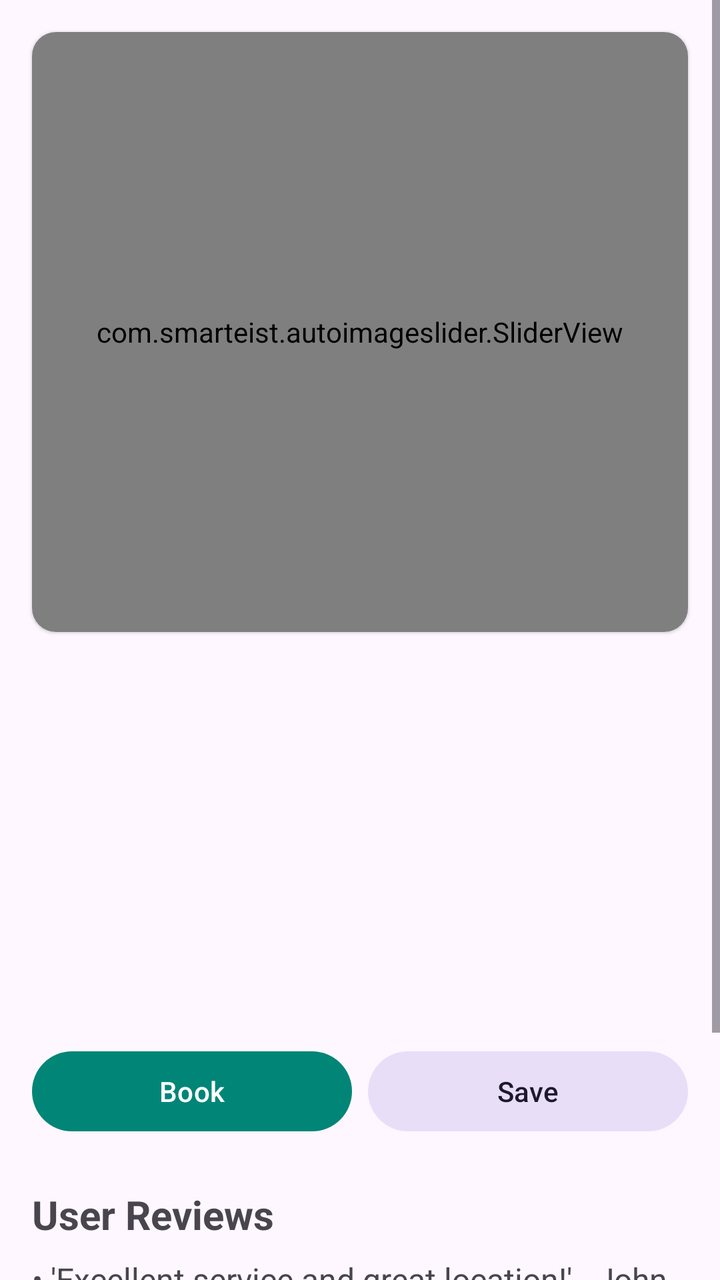
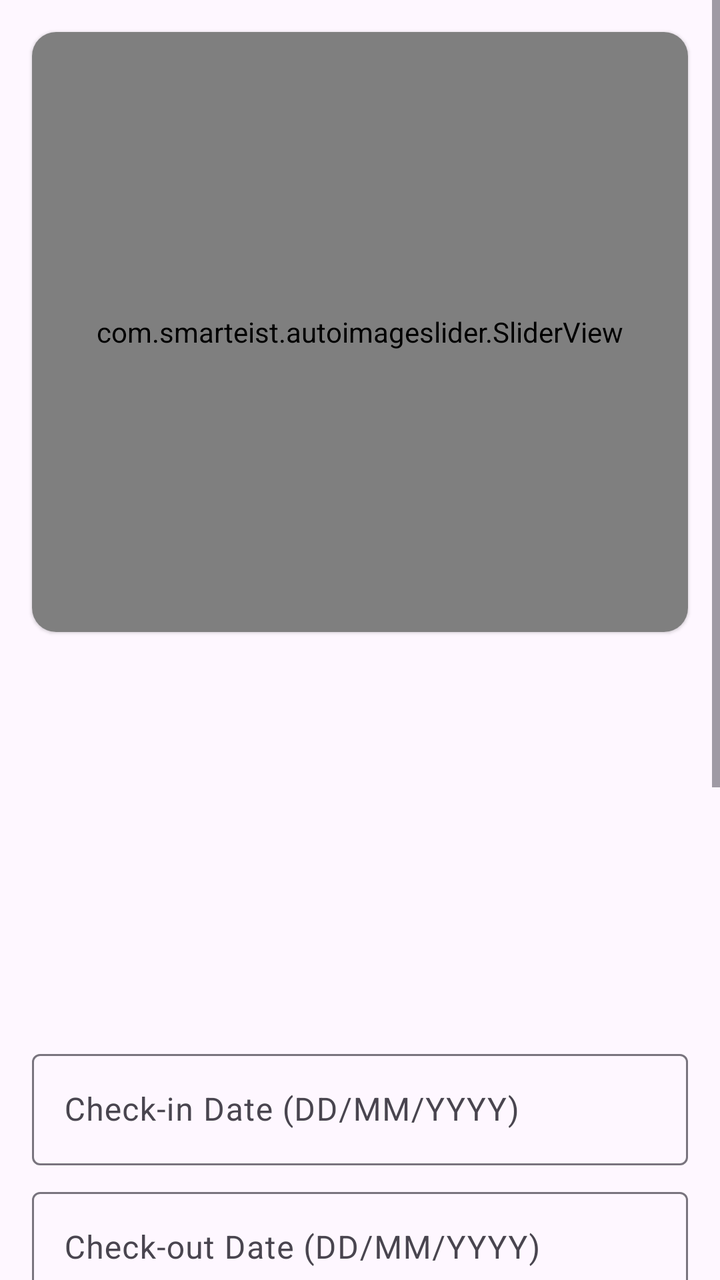

Compare the two renders of this Android layout. The source of the first and the diff that turns it into the second are given below.
<!-- AndroidManifest.xml: application theme AppTheme -->
<!-- res/layout/activity_hotel_viewer.xml -->
<?xml version="1.0" encoding="utf-8"?>
<ScrollView xmlns:android="http://schemas.android.com/apk/res/android"
    xmlns:app="http://schemas.android.com/apk/res-auto"
    android:layout_width="match_parent"
    android:layout_height="match_parent"
    android:orientation="vertical">

    <LinearLayout
        android:layout_width="match_parent"
        android:layout_height="wrap_content"
        android:orientation="vertical">

        <RelativeLayout
            android:layout_width="match_parent"
            android:layout_height="wrap_content">

            <com.google.android.material.card.MaterialCardView
                android:id="@+id/cardView"
                style="@style/Widget.Material3.CardView.Elevated"
                android:layout_width="match_parent"
                android:layout_height="wrap_content"
                android:layout_alignParentTop="true"
                android:layout_margin="16dp"
                app:cardCornerRadius="12dp">

                <com.smarteist.autoimageslider.SliderView
                    android:id="@+id/imageSlider"
                    android:layout_width="match_parent"
                    android:layout_height="300dp"
                    app:sliderAnimationDuration="600"
                    app:sliderAutoCycleDirection="back_and_forth"
                    app:sliderAutoCycleEnabled="true"
                    app:sliderCircularHandlerEnabled="true"
                    app:sliderIndicatorAnimationDuration="600"
                    app:sliderIndicatorGravity="center_horizontal|bottom"
                    app:sliderIndicatorMargin="15dp"
                    app:sliderIndicatorOrientation="horizontal"
                    app:sliderIndicatorPadding="3dp"
                    app:sliderIndicatorRadius="2dp"
                    app:sliderIndicatorSelectedColor="?attr/colorPrimary"
                    app:sliderIndicatorUnselectedColor="?attr/colorSurfaceVariant"
                    app:sliderScrollTimeInSec="1"
                    app:sliderStartAutoCycle="true" />
            </com.google.android.material.card.MaterialCardView>
        </RelativeLayout>

        <RelativeLayout
            android:layout_width="match_parent"
            android:layout_height="wrap_content"
            android:padding="16dp">

            <TextView
                android:id="@+id/View_title"
                android:layout_width="match_parent"
                android:layout_height="wrap_content"
                android:textAlignment="center"
                android:textColor="@color/hotel_title"
                android:textSize="30sp"
                android:textStyle="bold" />

            <TextView
                android:id="@+id/View_location"
                android:layout_width="match_parent"
                android:layout_height="wrap_content"
                android:layout_below="@id/View_title"
                android:layout_marginTop="8dp"
                android:textSize="18sp" />

            <TextView
                android:id="@+id/View_rating"
                android:layout_width="match_parent"
                android:layout_height="wrap_content"
                android:layout_below="@id/View_location"
                android:layout_marginTop="4dp"
                android:textSize="18sp" />

            <TextView
                android:id="@+id/View_features"
                android:layout_width="match_parent"
                android:layout_height="wrap_content"
                android:layout_below="@id/View_rating"
                android:layout_marginTop="4dp"
                android:textSize="18sp" />

            <TextView
                android:id="@+id/View_contact"
                android:layout_width="match_parent"
                android:layout_height="wrap_content"
                android:layout_below="@id/View_features"
                android:layout_marginTop="4dp"
                android:textSize="18sp" />

            <LinearLayout
                android:id="@+id/layout_buttons"
                android:layout_width="match_parent"
                android:layout_height="wrap_content"
                android:layout_below="@id/View_contact"
                android:layout_marginTop="16dp"
                android:orientation="horizontal">

                <com.google.android.material.button.MaterialButton
                    android:id="@+id/View_book"
                    style="@style/Widget.Material3.Button"
                    android:layout_width="0dp"
                    android:layout_height="wrap_content"
                    android:layout_weight="1"
                    android:layout_marginEnd="4dp"
                    android:text="Book" />

                <com.google.android.material.button.MaterialButton
                    android:id="@+id/View_save"
                    style="@style/Widget.Material3.Button.TonalButton"
                    android:layout_width="0dp"
                    android:layout_height="wrap_content"
                    android:layout_weight="1"
                    android:layout_marginStart="4dp"
                    android:text="Save" />
            </LinearLayout>

            <TextView
                android:id="@+id/View_reviews_title"
                android:layout_width="match_parent"
                android:layout_height="wrap_content"
                android:layout_below="@id/layout_buttons"
                android:layout_marginTop="24dp"
                android:text="User Reviews"
                android:textSize="20sp"
                android:textStyle="bold" />

            <TextView
                android:id="@+id/View_reviews"
                android:layout_width="match_parent"
                android:layout_height="wrap_content"
                android:layout_below="@id/View_reviews_title"
                android:layout_marginTop="8dp"
                android:text="• 'Excellent service and great location!' - John D.\n• 'The rooms were very clean and comfortable.' - Sarah M.\n• 'Amazing breakfast!' - Ali K."
                android:textSize="16sp" />

            <TextView
                android:id="@+id/View_rec"
                android:layout_width="match_parent"
                android:layout_height="wrap_content"
                android:layout_below="@id/View_reviews"
                android:layout_marginTop="24dp"
                android:text="Recommendations"
                android:textSize="20sp"
                android:textStyle="bold" />

        </RelativeLayout>

        <include layout="@layout/rec_content_main" />

    </LinearLayout>
</ScrollView>
<!-- res/layout/rec_content_main.xml (included above) -->
<?xml version="1.0" encoding="utf-8"?>
<RelativeLayout
    xmlns:android="http://schemas.android.com/apk/res/android"
    xmlns:tools="http://schemas.android.com/tools"
    android:layout_width="wrap_content"
    android:layout_height="match_parent"
    android:orientation="vertical"
    >

    <androidx.recyclerview.widget.RecyclerView
        android:id="@+id/rec_recycler_view"
        android:layout_width="wrap_content"
        android:layout_height="wrap_content"
        android:scrollbars="vertical" />

</RelativeLayout>
<!-- resources referenced by this layout -->
<resources>
  <color name="hotel_title">#4c4c4c</color>
  <style name="AppTheme" parent="Theme.Material3.Light.NoActionBar">
          
          <item name="colorPrimary">@color/colorPrimary</item>
          <item name="colorOnPrimary">#FFFFFF</item>
          <item name="colorPrimaryContainer">#D8E2FF</item>
          <item name="colorOnPrimaryContainer">#001A41</item>
          <item name="colorSecondary">#565E71</item>
          <item name="colorOnSecondary">#FFFFFF</item>
          <item name="colorAccent">@color/colorAccent</item>
      </style>
  <color name="colorPrimary">#008577</color>
  <color name="colorAccent">#D81B60</color>
</resources>

<!-- the commit's change to res/layout/activity_hotel_viewer.xml (unified diff, before → after) -->
@@ -91,10 +91,72 @@
                 android:textSize="18sp" />
 
             <LinearLayout
+                android:id="@+id/layout_booking_inputs"
+                android:layout_width="match_parent"
+                android:layout_height="wrap_content"
+                android:layout_below="@id/View_contact"
+                android:layout_marginTop="16dp"
+                android:orientation="vertical">
+
+                <com.google.android.material.textfield.TextInputLayout
+                    style="@style/Widget.Material3.TextInputLayout.OutlinedBox"
+                    android:layout_width="match_parent"
+                    android:layout_height="wrap_content"
+                    android:hint="Check-in Date (DD/MM/YYYY)">
+
+                    <com.google.android.material.textfield.TextInputEditText
+                        android:id="@+id/et_checkin"
+                        android:layout_width="match_parent"
+                        android:layout_height="wrap_content"
+                        android:inputType="date" />
+                </com.google.android.material.textfield.TextInputLayout>
+
+                <com.google.android.material.textfield.TextInputLayout
+                    style="@style/Widget.Material3.TextInputLayout.OutlinedBox"
+                    android:layout_width="match_parent"
+                    android:layout_height="wrap_content"
+                    android:layout_marginTop="8dp"
+                    android:hint="Check-out Date (DD/MM/YYYY)">
+
+                    <com.google.android.material.textfield.TextInputEditText
+                        android:id="@+id/et_checkout"
+                        android:layout_width="match_parent"
+                        android:layout_height="wrap_content"
+                        android:inputType="date" />
+                </com.google.android.material.textfield.TextInputLayout>
+
+                <com.google.android.material.textfield.TextInputLayout
+                    style="@style/Widget.Material3.TextInputLayout.OutlinedBox"
+                    android:layout_width="match_parent"
+                    android:layout_height="wrap_content"
+                    android:layout_marginTop="8dp"
+                    android:hint="Number of Guests">
+
+                    <com.google.android.material.textfield.TextInputEditText
+                        android:id="@+id/et_guests"
+                        android:layout_width="match_parent"
+                        android:layout_height="wrap_content"
+                        android:inputType="number"
+                        android:text="1" />
+                </com.google.android.material.textfield.TextInputLayout>
+
+                <TextView
+                    android:id="@+id/tv_total_price"
+                    android:layout_width="match_parent"
+                    android:layout_height="wrap_content"
+                    android:layout_marginTop="8dp"
+                    android:text="Total Price: $0.00"
+                    android:textColor="?attr/colorPrimary"
+                    android:textSize="18sp"
+                    android:textStyle="bold" />
+
+            </LinearLayout>
+
+            <LinearLayout
                 android:id="@+id/layout_buttons"
                 android:layout_width="match_parent"
                 android:layout_height="wrap_content"
-                android:layout_below="@id/View_contact"
+                android:layout_below="@id/layout_booking_inputs"
                 android:layout_marginTop="16dp"
                 android:orientation="horizontal">
 
